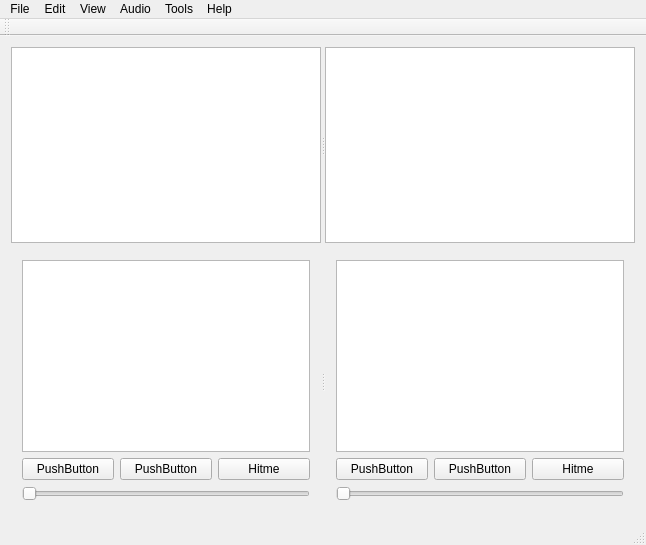
This is MusicPlayerCpp/mainwindow.ui in LindyBalboa/MusicPlayerCpp as Qt 5 draws it before an edit. The edited form follows.
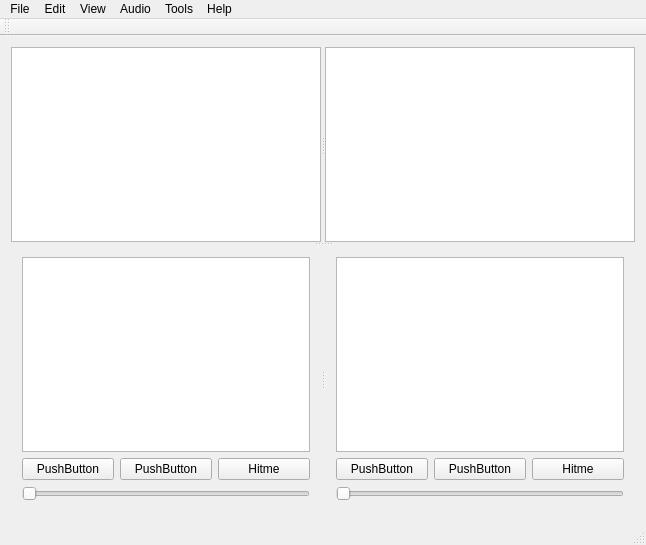
This is the edited form. Custom widgets are drawn as their Qt base class.

The edit to the form file:
```diff
--- a/MusicPlayerCpp/mainwindow.ui
+++ b/MusicPlayerCpp/mainwindow.ui
@@ -16,17 +16,17 @@
   <widget class="QWidget" name="centralWidget">
    <layout class="QHBoxLayout" name="horizontalLayout">
     <item>
-     <layout class="QVBoxLayout" name="verticalLayout">
-      <item>
+     <widget class="QSplitter" name="splitter_3">
+      <property name="orientation">
+       <enum>Qt::Vertical</enum>
+      </property>
        <widget class="QSplitter" name="splitter_2">
         <property name="orientation">
          <enum>Qt::Horizontal</enum>
         </property>
         <widget class="QTreeView" name="LibraryTree"/>
-        <widget class="QTableView" name="LibraryTable"/>
-       </widget>
-      </item>
-      <item>
+       <widget class="LibraryWidget" name="LibraryTable"/>
+      </widget>
        <widget class="QSplitter" name="splitter">
         <property name="orientation">
          <enum>Qt::Horizontal</enum>
@@ -110,8 +110,7 @@
          </layout>
         </widget>
        </widget>
-      </item>
-     </layout>
+     </widget>
     </item>
    </layout>
   </widget>
@@ -225,6 +224,13 @@
   </action>
  </widget>
  <layoutdefault spacing="6" margin="11"/>
+ <customwidgets>
+  <customwidget>
+   <class>LibraryWidget</class>
+   <extends>QTableView</extends>
+   <header>librarywidget.h</header>
+  </customwidget>
+ </customwidgets>
  <resources/>
  <connections>
   <connection>
```
Left out of the diff: 12 changed lines with no effect on the pictures. Lines whose indentation alone changed are shown as unchanged.
